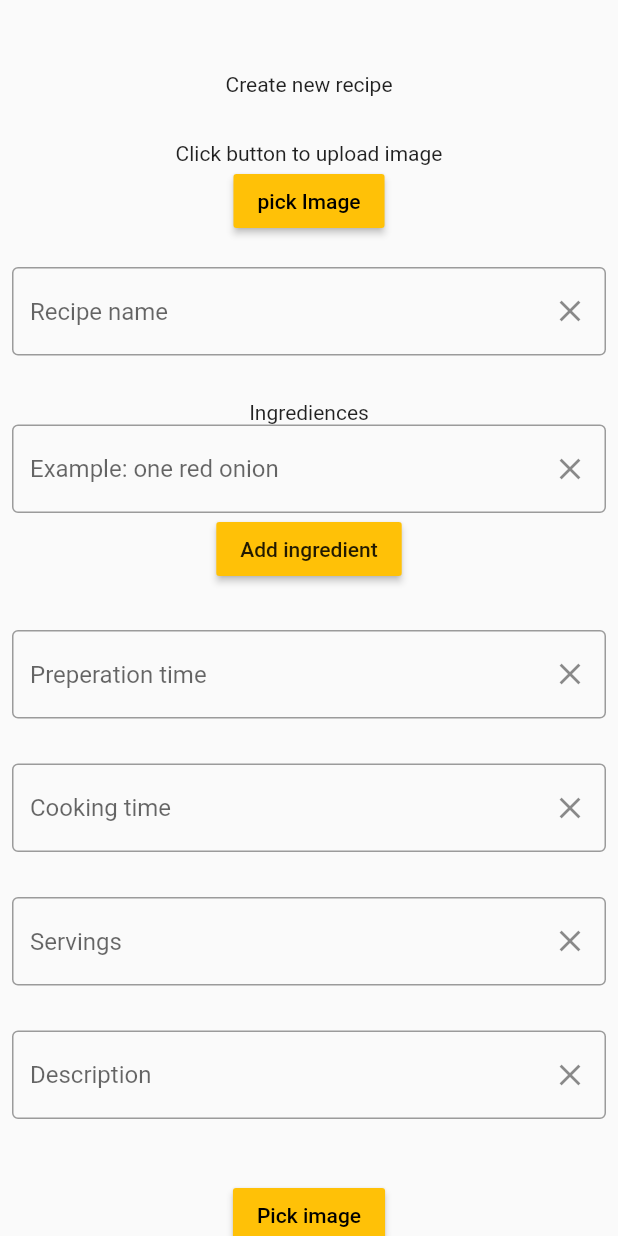
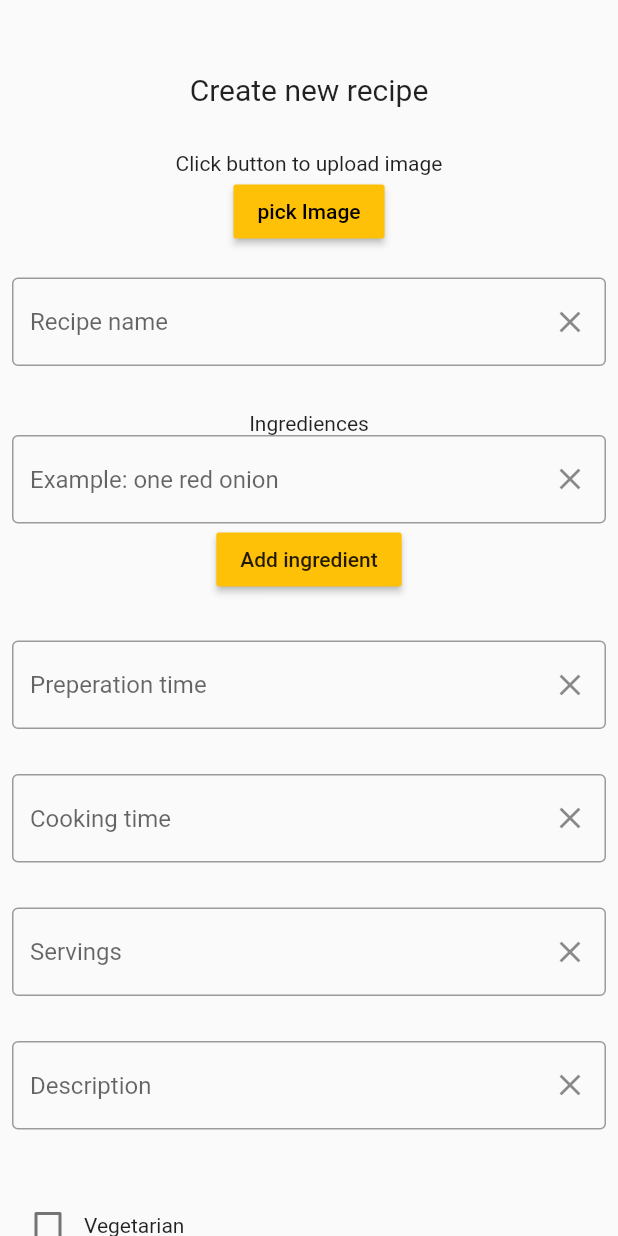
Before and after one commit to Lagos77/Food-bible, a Flutter app: the CreateRecipePage widget shown alone on an empty page, opened directly, on a phone screen of 412 x 824 dp. Run offline on Flutter 3.47's test engine with Material 2 defaults, Android fonts, the phone set to English and light mode, and no system bars; our stand-ins replace cloud_firestore, firebase_auth, firebase_core, firebase_storage, image_picker; missing offline and left inert: dart:ffi; accounts and stored records are empty.

Commit message:
cleaning up code

```diff
--- a/lib/pages/create_recipe.dart
+++ b/lib/pages/create_recipe.dart
@@ -251,10 +251,9 @@ class _CreateRecipePageState extends State<CreateRecipePage> {
               child: Column(
                 children: [
                   const Padding(padding: EdgeInsets.all(20.0)),
-
-                  const Text("Create new recipe"),
+                  const Text("Create new recipe",
+                      style: TextStyle(fontSize: 20.0)),
                   const Padding(padding: EdgeInsets.only(bottom: 30)),
-
                   imageIsAlive
                       ? Image.file(
                           File(image!.path),
@@ -263,7 +262,7 @@ class _CreateRecipePageState extends State<CreateRecipePage> {
                         )
                       : const Text("Click button to upload image"),
                   MaterialButton(
-                    onPressed: () => pickImage(),
+                    onPressed: () => pickMainImage(),
                     color: Colors.amber,
                     child: const Text(
                       'pick Image',
@@ -271,7 +270,6 @@ class _CreateRecipePageState extends State<CreateRecipePage> {
                     ),
                   ),
                   const Padding(padding: EdgeInsets.all(10)),
-
                   TextField(
                     controller: _nameController,
                     decoration: InputDecoration(
@@ -283,11 +281,8 @@ class _CreateRecipePageState extends State<CreateRecipePage> {
                             icon: const Icon(Icons.clear)),
                         hintText: "Recipe name"),
                   ),
-
                   const Padding(padding: EdgeInsets.only(bottom: 30)),
-
-                  const Text("Ingrediences"),
-
+                  Text("Ingrediences"),
                   TextField(
                     controller: _ingredientsController,
                     decoration: InputDecoration(
@@ -304,10 +299,23 @@ class _CreateRecipePageState extends State<CreateRecipePage> {
                     color: Colors.amber,
                     child: const Text("Add ingredient"),
                   ),
-                  // Add list of added ingrediens here
-
+                  ListView.builder(
+                      shrinkWrap: true,
+                      itemCount: ingredients.length,
+                      itemBuilder: (_, i) {
+                        return Padding(
+                          padding: const EdgeInsets.all(8.0),
+                          child: Text(
+                            ingredients[i],
+                            textAlign: TextAlign.start,
+                            style: TextStyle(
+                              fontSize: 14.0,
+                              color: Color.fromARGB(255, 41, 41, 41),
+                            ),
+                          ),
+                        );
+                      }),
                   const Padding(padding: EdgeInsets.only(bottom: 30)),
-
                   TextField(
                     controller: _preptimeController,
                     decoration: InputDecoration(
@@ -319,9 +327,7 @@ class _CreateRecipePageState extends State<CreateRecipePage> {
                             icon: const Icon(Icons.clear)),
                         hintText: "Preperation time"),
                   ),
-
                   const Padding(padding: EdgeInsets.only(bottom: 30)),
-
                   TextField(
                     controller: _cookTimeController,
                     decoration: InputDecoration(
@@ -333,9 +339,7 @@ class _CreateRecipePageState extends State<CreateRecipePage> {
                             icon: const Icon(Icons.clear)),
                         hintText: "Cooking time"),
                   ),
-
                   const Padding(padding: EdgeInsets.only(bottom: 30)),
-
                   TextField(
                     controller: _servingsController,
                     decoration: InputDecoration(
@@ -347,9 +351,7 @@ class _CreateRecipePageState extends State<CreateRecipePage> {
                             icon: const Icon(Icons.clear)),
                         hintText: "Servings"),
                   ),
-
                   const Padding(padding: EdgeInsets.only(bottom: 30)),
-
                   TextField(
                     controller: _descriptionController,
                     decoration: InputDecoration(
@@ -361,18 +363,6 @@ class _CreateRecipePageState extends State<CreateRecipePage> {
                             icon: const Icon(Icons.clear)),
                         hintText: "Description"),
                   ),
-
-                  const Padding(padding: EdgeInsets.all(20)),
-
-                  MaterialButton(
-                    onPressed: () => pickImage(),
-                    color: Colors.amber,
-                    child: const Text(
-                      'Pick image',
-                      style: TextStyle(color: Colors.black),
-                    ),
-                  ),
-
                   const Padding(padding: EdgeInsets.all(20)),
                   Row(
                     children: [
@@ -386,7 +376,6 @@ class _CreateRecipePageState extends State<CreateRecipePage> {
                       const Text("Vegetarian")
                     ],
                   ),
-
                   Row(
                     children: [
                       Checkbox(
@@ -399,7 +388,6 @@ class _CreateRecipePageState extends State<CreateRecipePage> {
                       const Text("Glutenfree")
                     ],
                   ),
-
                   Row(
                     children: [
                       Checkbox(
@@ -412,7 +400,6 @@ class _CreateRecipePageState extends State<CreateRecipePage> {
                       const Text("Desert")
                     ],
                   ),
-
                   Row(
                     children: [
                       Checkbox(
@@ -425,7 +412,6 @@ class _CreateRecipePageState extends State<CreateRecipePage> {
                       const Text("Meal")
                     ],
                   ),
-
                   Row(
                     mainAxisAlignment: MainAxisAlignment.center,
                     children: [
@@ -438,19 +424,8 @@ class _CreateRecipePageState extends State<CreateRecipePage> {
                         ),
                       ),
                       const Padding(padding: EdgeInsets.only(right: 50)),
-                      MaterialButton(
-                        onPressed: () {
-                          // Navigera hem
-                        },
-                        color: Colors.red,
-                        child: const Text(
-                          'Cancel',
-                          style: TextStyle(color: Colors.black),
-                        ),
-                      ),
                     ],
                   ),
-
                   const Padding(padding: EdgeInsets.only(bottom: 30))
                 ],
               ),
```
Also changed, not shown: pubspec.lock.
